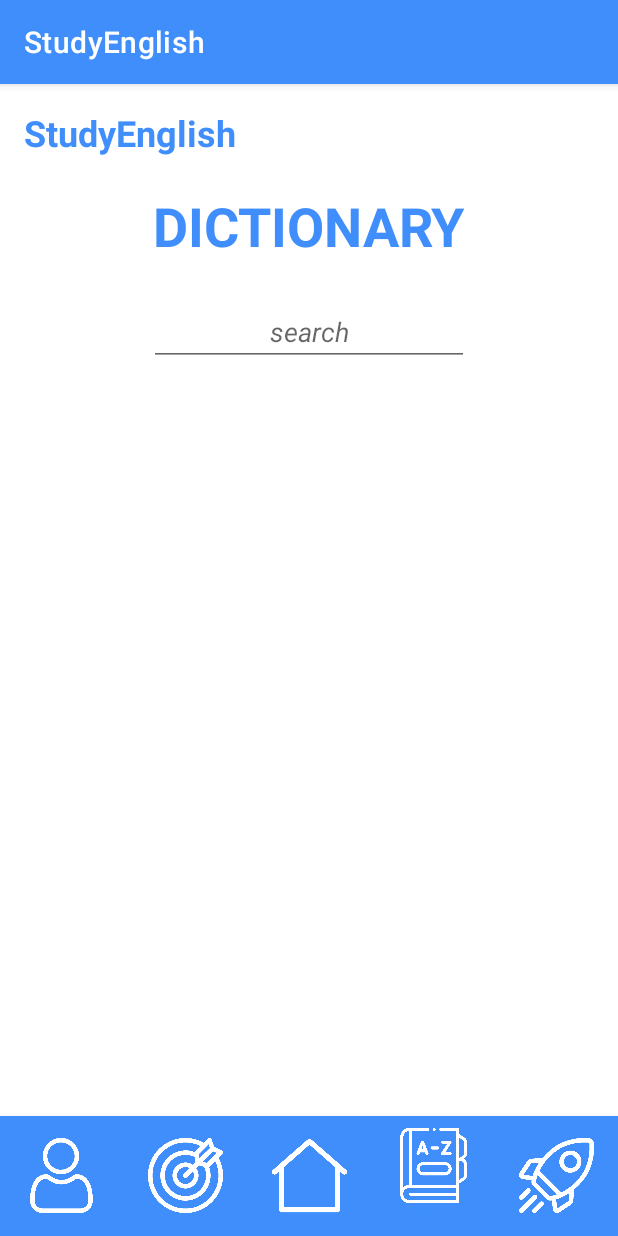
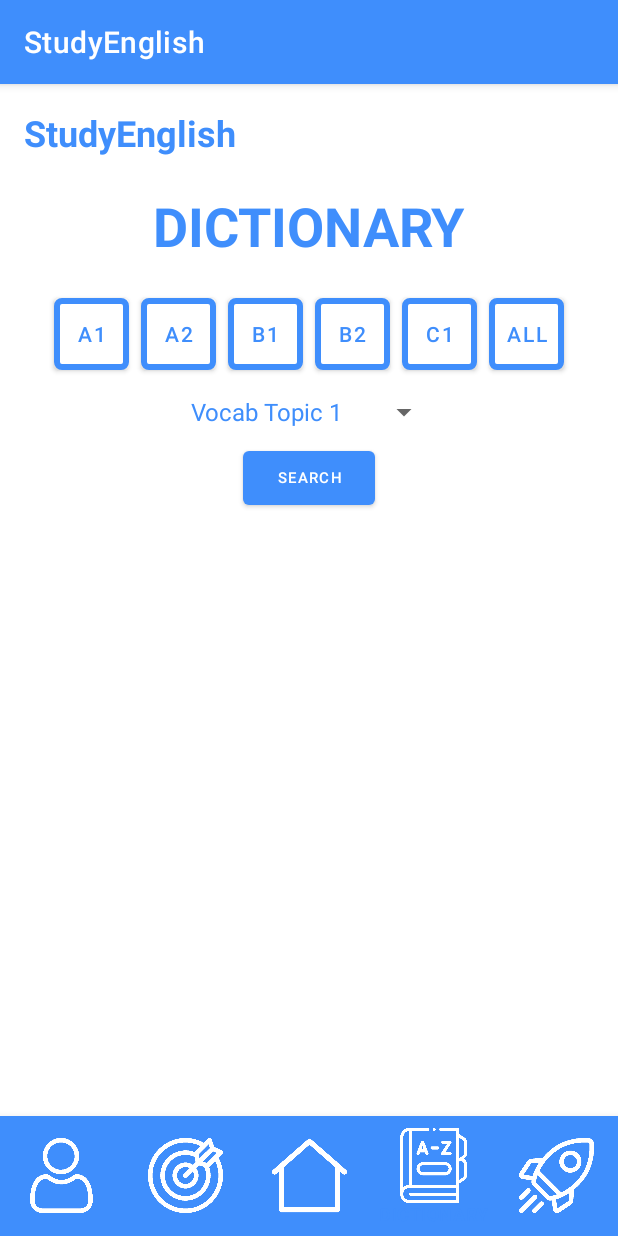
Before and after one commit to thedellyllama/StudyEnglish, an Android app: the screen it shows after launch (MainActivity), item 4 of the bottom bar chosen, on a phone screen of 412 x 824 dp. Run offline under Robolectric (Android 15) with nearby library versions, the phone set to English and light mode, and no system bars; our stand-ins replace navigation-ui.

Commit message:
select level and show topics functionality added to dictionary

```diff
--- a/app/src/main/java/com/del/studyenglish1/Page8.java
+++ b/app/src/main/java/com/del/studyenglish1/Page8.java
@@ -1,18 +1,183 @@
 package com.del.studyenglish1;
 
+import android.graphics.Color;
+import android.graphics.drawable.Drawable;
 import android.os.Bundle;
 import android.view.LayoutInflater;
 import android.view.View;
 import android.view.ViewGroup;
+import android.widget.ArrayAdapter;
+import android.widget.Button;
+import android.widget.Spinner;
+
 import androidx.annotation.NonNull;
 import androidx.annotation.Nullable;
 import androidx.fragment.app.Fragment;
 
+import java.util.List;
+
 public class Page8 extends Fragment {
+
+    //private Spinner spinnerLevel;
+    private Spinner spinnerTopic;
+    private Button buttonA1;
+    private Button buttonA2;
+    private Button buttonB1;
+    private Button buttonB2;
+    private Button buttonC1;
+    private Button buttonAll;
+    private Button search;
+    private Drawable blueBg;
+    private Drawable blueAllBg;
+    private int blueApp;
+
+    private String selectedLevel;
+    private String selectedTopic;
 
     @Nullable
     @Override
     public View onCreateView(@NonNull LayoutInflater inflater, @Nullable ViewGroup container, @Nullable Bundle savedInstanceState) {
-        return inflater.inflate(R.layout.fragment_page8, container, false);
+        View view = inflater.inflate(R.layout.fragment_page8, container, false);
+
+        //spinnerLevel = view.findViewById(R.id.spinner_levels);
+        spinnerTopic = view.findViewById(R.id.spinner_topics);
+        buttonA1 = view.findViewById(R.id.button_a1);
+        buttonA2 = view.findViewById(R.id.button_a2);
+        buttonB1 = view.findViewById(R.id.button_a1);
+        buttonB2 = view.findViewById(R.id.button_a2);
+        buttonC1 = view.findViewById(R.id.button_a1);
+        buttonAll = view.findViewById(R.id.button_all);
+        search = view.findViewById(R.id.button_search);
+        blueBg = getResources().getDrawable(R.drawable.blue_button_bg);
+        blueAllBg = getResources().getDrawable(R.drawable.blue_button_all_bg);
+        blueApp = getResources().getColor(R.color.blue_app);
+
+        loadAllTopics();
+        return view;
+    }
+
+    @Override
+    public void onViewCreated(@NonNull View view, @Nullable Bundle savedInstanceState) {
+        super.onViewCreated(view, savedInstanceState);
+
+        buttonA1.setOnClickListener(new View.OnClickListener() {
+            @Override
+            public void onClick(View v) {
+                selectedLevel = "A1";
+                resetButtonColours();
+                buttonA1.setBackground(blueAllBg);
+                buttonA1.setTextColor(Color.WHITE);
+                loadTopics(selectedLevel);
+            }
+        });
+
+        buttonA2.setOnClickListener(new View.OnClickListener() {
+            @Override
+            public void onClick(View v) {
+                selectedLevel = String.valueOf(buttonA2.getText());
+                loadTopics(selectedLevel);
+                resetButtonColours();
+                buttonA2.setBackground(blueAllBg);
+                buttonA2.setTextColor(Color.WHITE);
+            }
+        });
+
+        buttonB1.setOnClickListener(new View.OnClickListener() {
+            @Override
+            public void onClick(View v) {
+                selectedLevel = String.valueOf(buttonB1.getText());
+                loadTopics(selectedLevel);
+                resetButtonColours();
+                buttonB1.setBackground(blueAllBg);
+                buttonB1.setTextColor(Color.WHITE);
+            }
+        });
+
+        buttonB2.setOnClickListener(new View.OnClickListener() {
+            @Override
+            public void onClick(View v) {
+                selectedLevel = String.valueOf(buttonB2.getText());
+                loadTopics(selectedLevel);
+                resetButtonColours();
+                buttonB2.setBackground(blueAllBg);
+                buttonB2.setTextColor(Color.WHITE);
+            }
+        });
+
+        buttonC1.setOnClickListener(new View.OnClickListener() {
+            @Override
+            public void onClick(View v) {
+                selectedLevel = String.valueOf(buttonC1.getText());
+                loadTopics(selectedLevel);
+                resetButtonColours();
+                buttonC1.setBackground(blueAllBg);
+                buttonC1.setTextColor(Color.WHITE);
+            }
+        });
+
+        buttonAll.setOnClickListener(new View.OnClickListener() {
+            @Override
+            public void onClick(View v) {
+                loadAllTopics();
+                resetButtonColours();
+                buttonAll.setBackground(blueAllBg);
+                buttonAll.setTextColor(Color.WHITE);
+            }
+        });
+
+
+        //loadLevels();
+        //selectedLevel = spinnerLevel.getSelectedItem().toString();
+    }
+
+    /*
+    public void loadLevels() {
+            QuizDbHelper dbHelper = QuizDbHelper.getInstance(getContext());
+            String[] levels = Question.getAllDifficultyLevels();
+
+        ArrayAdapter<String> adapterLevels = new ArrayAdapter<String>(getContext(),
+                android.R.layout.simple_spinner_item, levels);
+
+        adapterLevels.setDropDownViewResource(android.R.layout.simple_spinner_dropdown_item);
+        spinnerLevel.setAdapter(adapterLevels);
+    }
+      */
+
+    private void loadAllTopics() {
+        QuizDbHelper dbHelper = QuizDbHelper.getInstance(getContext());
+        List<Topic> topics = dbHelper.getAllVocabTopics();
+
+        ArrayAdapter<Topic> adapterTopic = new ArrayAdapter<>(getContext(),
+                android.R.layout.simple_spinner_item, topics);
+
+        adapterTopic.setDropDownViewResource(android.R.layout.simple_spinner_dropdown_item);
+        spinnerTopic.setAdapter(adapterTopic);
+
+    }
+
+    private void loadTopics(String selectedLevel) {
+        QuizDbHelper dbHelper = QuizDbHelper.getInstance(getContext());
+        List<Topic> topics = dbHelper.getTopics("VOCABULARY", selectedLevel);
+
+        ArrayAdapter<Topic> adapterTopic = new ArrayAdapter<>(getContext(),
+                android.R.layout.simple_spinner_item, topics);
+
+        adapterTopic.setDropDownViewResource(android.R.layout.simple_spinner_dropdown_item);
+        spinnerTopic.setAdapter(adapterTopic);
+    }
+
+    public void resetButtonColours() {
+        buttonA1.setBackground(blueBg);
+        buttonA2.setBackground(blueBg);
+        buttonB1.setBackground(blueBg);
+        buttonB2.setBackground(blueBg);
+        buttonC1.setBackground(blueBg);
+        buttonAll.setBackground(blueBg);
+        buttonA1.setTextColor(blueApp);
+        buttonA2.setTextColor(blueApp);
+        buttonB1.setTextColor(blueApp);
+        buttonB2.setTextColor(blueApp);
+        buttonC1.setTextColor(blueApp);
+        buttonAll.setTextColor(blueApp);
     }
 }
--- a/app/src/main/res/layout/fragment_page8.xml
+++ b/app/src/main/res/layout/fragment_page8.xml
@@ -34,18 +34,143 @@
         app:layout_constraintStart_toStartOf="parent"
         app:layout_constraintTop_toTopOf="parent" />
 
-    <EditText
-        android:id="@+id/editTextTextPersonName"
+    <!--
+    <Spinner
+        android:id="@+id/spinner_levels"
         android:layout_width="wrap_content"
         android:layout_height="wrap_content"
+
         android:layout_marginTop="24dp"
-        android:ems="10"
-        android:gravity="center"
-        android:hint="@string/search"
-        android:inputType="textPersonName"
-        android:textStyle="italic"
         app:layout_constraintEnd_toEndOf="parent"
+        app:layout_constraintHorizontal_bias="0.5"
+        app:layout_constraintStart_toStartOf="parent"
+        app:layout_constraintTop_toBottomOf="@+id/text_title" />
+-->
+
+    <Button
+        android:id="@+id/button_a1"
+        android:layout_width="50dp"
+        android:layout_height="wrap_content"
+        android:layout_marginTop="24dp"
+        android:background="@drawable/blue_button_bg"
+        android:paddingLeft="0dp"
+        android:paddingRight="0dp"
+        android:text="@string/a1"
+        android:textColor="@color/blue_app"
+        app:backgroundTint="#00FFFFFF"
+        app:backgroundTintMode="add"
+        app:layout_constraintEnd_toStartOf="@+id/button_a2"
+        app:layout_constraintHorizontal_bias="0.5"
+        app:layout_constraintHorizontal_chainStyle="packed"
         app:layout_constraintStart_toStartOf="parent"
         app:layout_constraintTop_toBottomOf="@+id/text_title" />
 
+    <Button
+        android:id="@+id/button_a2"
+        android:layout_width="50dp"
+        android:layout_height="wrap_content"
+        android:layout_marginStart="8dp"
+        android:background="@drawable/blue_button_bg"
+        android:paddingLeft="0dp"
+        android:paddingRight="0dp"
+        android:text="@string/a2"
+        android:textColor="@color/blue_app"
+        app:backgroundTint="#00FFFFFF"
+        app:backgroundTintMode="add"
+        app:layout_constraintBaseline_toBaselineOf="@+id/button_a1"
+        app:layout_constraintEnd_toStartOf="@+id/button_b1"
+        app:layout_constraintHorizontal_bias="0.5"
+        app:layout_constraintStart_toEndOf="@+id/button_a1" />
+
+    <Button
+        android:id="@+id/button_b1"
+        android:layout_width="50dp"
+        android:layout_height="wrap_content"
+        android:layout_marginStart="8dp"
+        android:background="@drawable/blue_button_bg"
+        android:paddingLeft="0dp"
+        android:paddingRight="0dp"
+        android:text="@string/b1"
+        android:textColor="@color/blue_app"
+        app:backgroundTint="#00FFFFFF"
+        app:backgroundTintMode="add"
+        app:layout_constraintBaseline_toBaselineOf="@+id/button_a2"
+        app:layout_constraintEnd_toStartOf="@+id/button_b2"
+        app:layout_constraintHorizontal_bias="0.5"
+        app:layout_constraintStart_toEndOf="@+id/button_a2" />
+
+    <Button
+        android:id="@+id/button_b2"
+        android:layout_width="50dp"
+        android:layout_height="wrap_content"
+        android:layout_marginStart="8dp"
+        android:background="@drawable/blue_button_bg"
+        android:paddingLeft="0dp"
+        android:paddingRight="0dp"
+        android:text="@string/b2"
+        android:textColor="@color/blue_app"
+        app:backgroundTint="#00FFFFFF"
+        app:backgroundTintMode="add"
+        app:layout_constraintBaseline_toBaselineOf="@+id/button_b1"
+        app:layout_constraintEnd_toStartOf="@+id/button_c1"
+        app:layout_constraintHorizontal_bias="0.5"
+        app:layout_constraintStart_toEndOf="@+id/button_b1" />
+
+    <Button
+        android:id="@+id/button_all"
+        android:layout_width="50dp"
+        android:layout_height="wrap_content"
+        android:layout_marginStart="8dp"
+        android:background="@drawable/blue_button_bg"
+        android:paddingLeft="0dp"
+        android:paddingRight="0dp"
+        android:text="@string/all"
+        android:textColor="@color/blue_app"
+        app:backgroundTint="#00FFFFFF"
+        app:backgroundTintMode="add"
+        app:layout_constraintBaseline_toBaselineOf="@+id/button_c1"
+        app:layout_constraintEnd_toEndOf="parent"
+        app:layout_constraintHorizontal_bias="0.5"
+        app:layout_constraintStart_toEndOf="@+id/button_c1" />
+
+    <Button
+        android:id="@+id/button_c1"
+        android:layout_width="50dp"
+        android:layout_height="wrap_content"
+        android:layout_marginStart="8dp"
+        android:background="@drawable/blue_button_bg"
+        android:paddingLeft="0dp"
+        android:paddingRight="0dp"
+        android:text="@string/c1"
+        android:textColor="@color/blue_app"
+        app:backgroundTint="#00FFFFFF"
+        app:backgroundTintMode="add"
+        app:layout_constraintBaseline_toBaselineOf="@+id/button_b2"
+        app:layout_constraintEnd_toStartOf="@+id/button_all"
+        app:layout_constraintHorizontal_bias="0.5"
+        app:layout_constraintStart_toEndOf="@+id/button_b2" />
+
+    <Spinner
+        android:id="@+id/spinner_topics"
+        android:layout_width="wrap_content"
+        android:layout_height="wrap_content"
+        android:layout_marginTop="16dp"
+        app:layout_constraintEnd_toEndOf="parent"
+        app:layout_constraintHorizontal_bias="0.5"
+        app:layout_constraintStart_toStartOf="parent"
+        app:layout_constraintTop_toBottomOf="@+id/button_b1" />
+
+    <Button
+        android:id="@+id/button_search"
+        android:layout_width="wrap_content"
+        android:layout_height="wrap_content"
+        android:layout_marginTop="8dp"
+        android:text="@string/search"
+        android:textSize="10sp"
+        app:layout_constraintEnd_toEndOf="parent"
+        app:layout_constraintHorizontal_bias="0.5"
+        app:layout_constraintStart_toStartOf="parent"
+        app:layout_constraintTop_toBottomOf="@+id/spinner_topics" />
+
+
 </androidx.constraintlayout.widget.ConstraintLayout>
```
